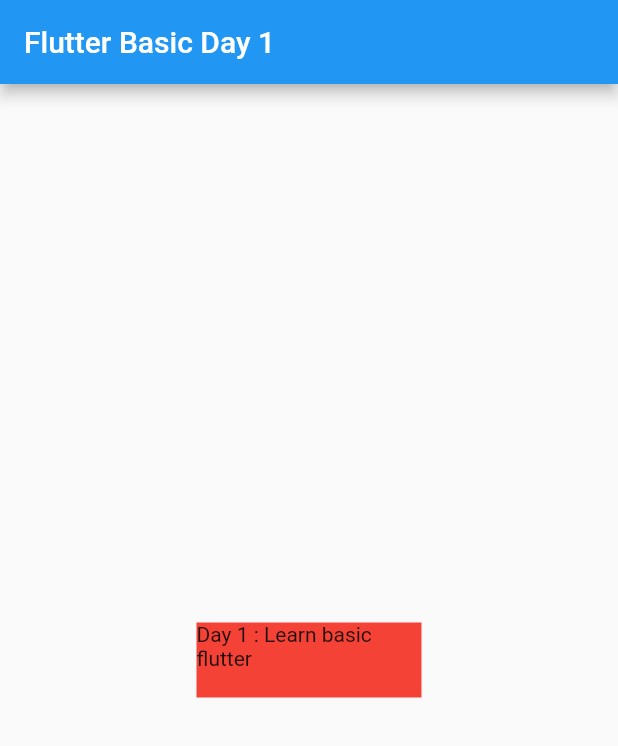
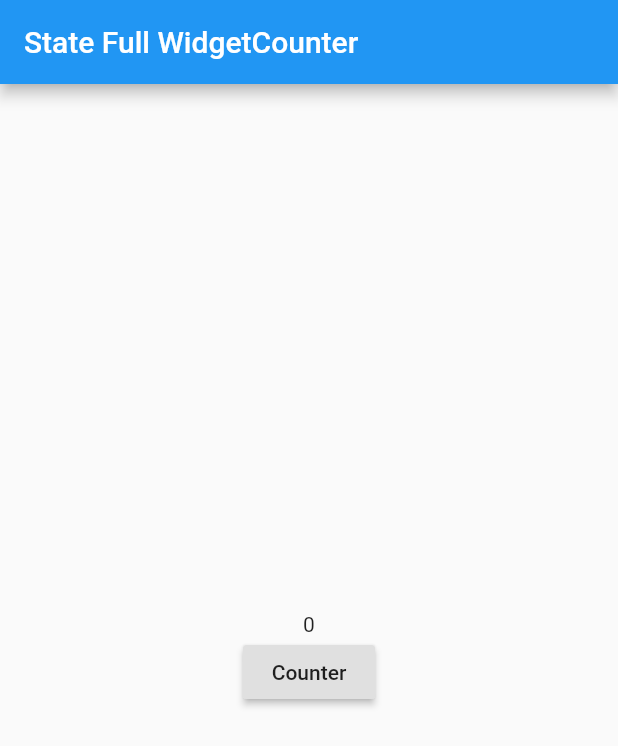
Before and after one commit to jdniels/flutterbasic, a Flutter app: the screen it shows after launch, on a phone screen of 412 x 824 dp. Shown: the top 746 px of the screen. Run offline on Flutter 3.47's test engine with Material 2 defaults, Android fonts, the phone set to English and light mode, and no system bars.

Commit message:
learn state full widget

```diff
--- a/lib/main.dart
+++ b/lib/main.dart
@@ -1,27 +1,38 @@
 import 'package:flutter/material.dart';
 
-void main() {
-  runApp(MyApp());
+void main() {runApp(MyApp());}
+
+class MyApp extends StatefulWidget {
+  @override
+  _MyAppState createState() => _MyAppState();
 }
 
-class MyApp extends StatelessWidget {
+class _MyAppState extends State<MyApp> {
+  int num = 0;
+
+  void counter(){
+    setState(() {
+      num +=1;
+    });
+  }
+
   @override
   Widget build(BuildContext context) {
     return MaterialApp(
       home: Scaffold(
-        appBar: AppBar(
-          title: Text("Flutter Basic Day 1"),
+        appBar: AppBar(title: Text("State Full WidgetCounter"),),
+        body: Center(
+          child: Column(
+            mainAxisAlignment: MainAxisAlignment.center,
+            children: <Widget>[
+              Text(num.toString()),
+              RaisedButton(
+                child: Text("Counter"),
+                onPressed: counter,
+              )
+            ],
+          ),
         ),
-        body: Center(
-            child: Container(
-                color: Colors.red,
-                height: 50,
-                width: 150,
-                child: Text(
-                  "Day 1 : Learn basic flutter",
-                  maxLines: 2,
-                  overflow: TextOverflow.ellipsis,
-                ))),
       ),
     );
   }
```
